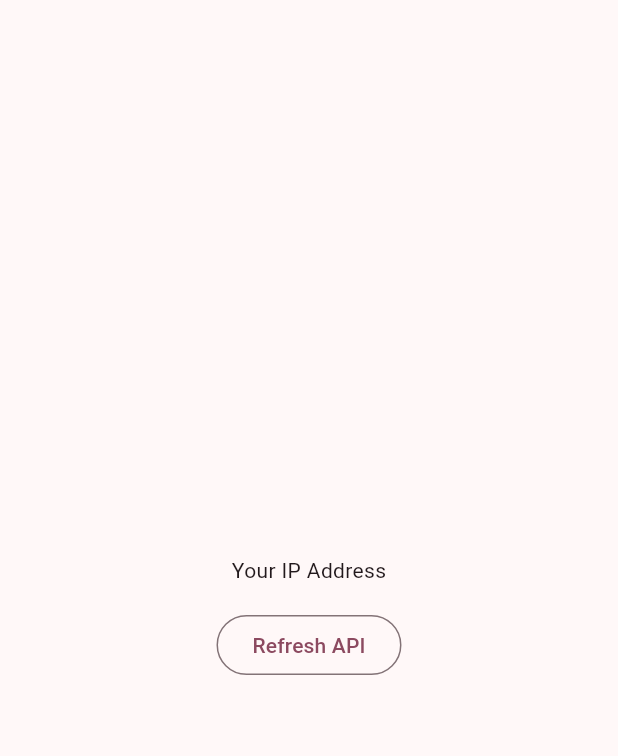
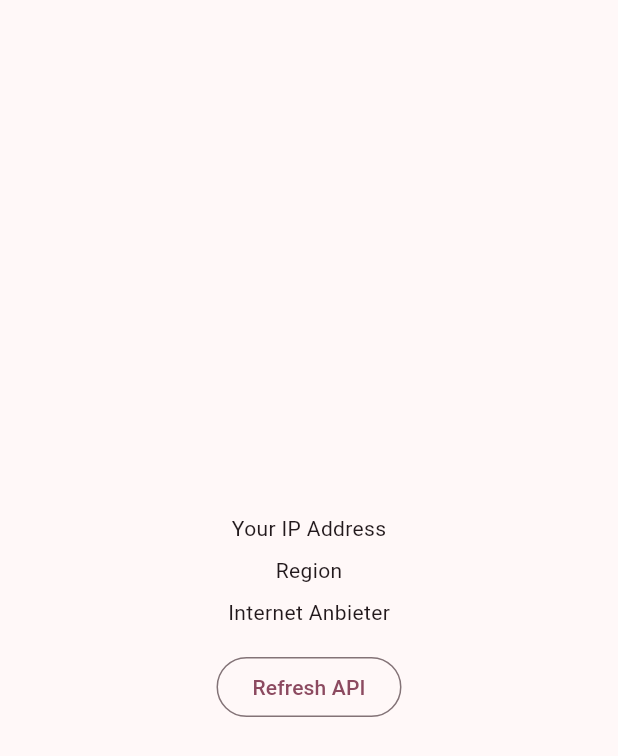
Before and after one commit to mhmdgazzar/onepage_api, a Flutter app: the screen it shows after launch, after a tap on "Refresh API", on a phone screen of 412 x 824 dp. Shown: the top 756 px of the screen. Run offline on Flutter 3.47's test engine with Material 3 defaults, Android fonts, the phone set to English and light mode, and no system bars; network calls fail.

Commit message:
region and provider

```diff
--- a/lib/src/features/mainscreen/presentation/mainscreen.dart
+++ b/lib/src/features/mainscreen/presentation/mainscreen.dart
@@ -12,6 +12,8 @@ class Mainscreen extends StatefulWidget {
 
 class _MainscreenState extends State<Mainscreen> {
   String ip = 'Your IP Address';
+  String region = 'Region';
+  String provider = 'Internet Anbieter';
 
   @override
   Widget build(BuildContext context) {
@@ -21,16 +23,21 @@ class _MainscreenState extends State<Mainscreen> {
           mainAxisAlignment: MainAxisAlignment.center,
           children: [
             Text(ip),
+            const SizedBox(height: 8),
+            Text(region),
+            const SizedBox(height: 8),
+            Text(provider),
             const SizedBox(height: 16),
             OutlinedButton(
               onPressed: () async {
-                final response = await get(
-                    Uri.parse('https://ipinfo.io/161.185.160.93/geo'));
+                final response = await get(Uri.parse('https://ipinfo.io/geo'));
 
                 Map<String, dynamic> m = jsonDecode(response.body);
 
                 setState(() {
                   ip = m['ip'];
+                  region = m['region'];
+                  provider = m['org'];
                 });
               },
               child: const Text('Refresh API'),
```
